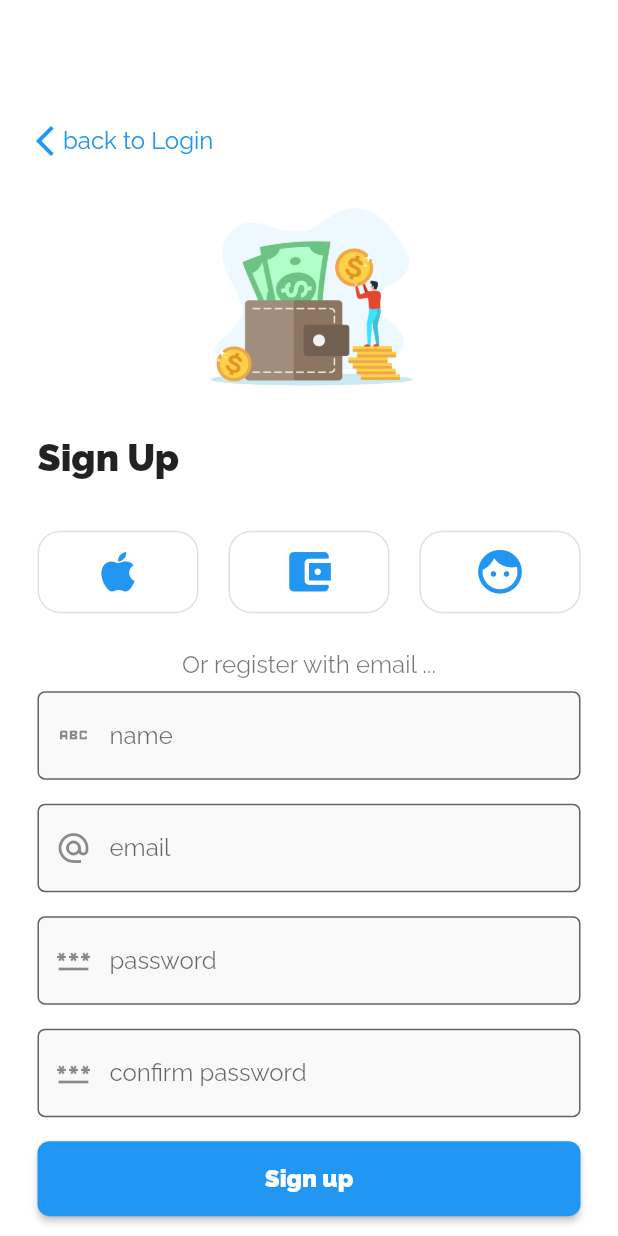
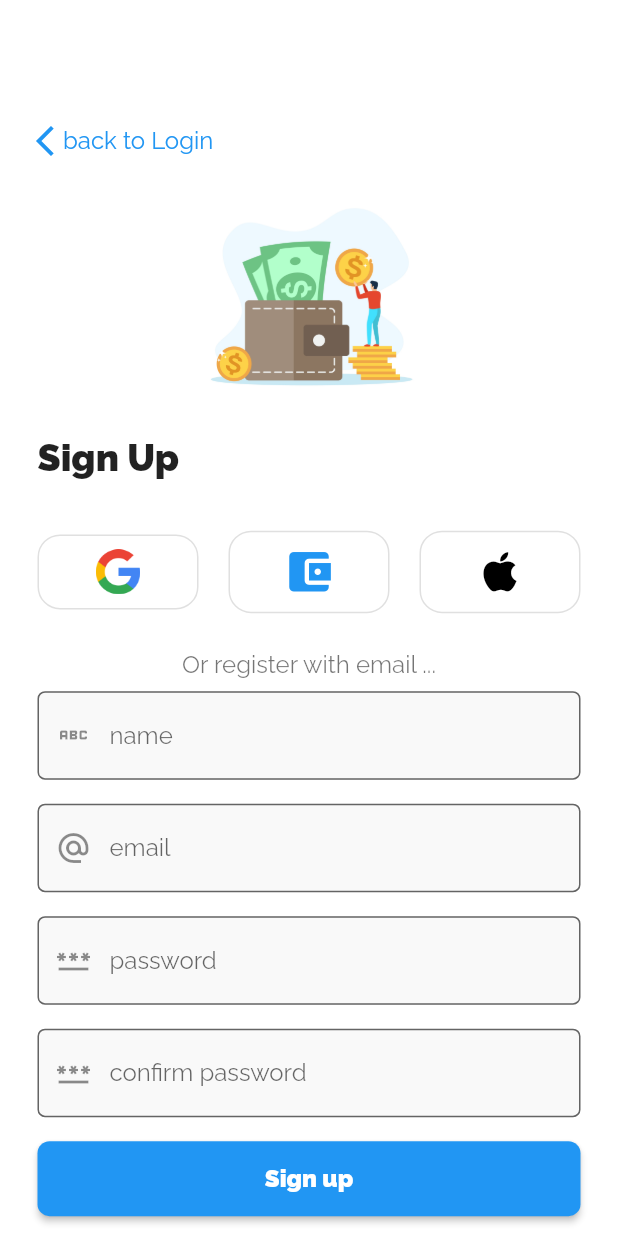
Before and after one commit to lazyKT/future, a Flutter app: the screen it shows after launch, after a tap on "Register", on a phone screen of 412 x 824 dp. Run offline on Flutter 3.47's test engine with Material 2 defaults, Android fonts, the phone set to English and light mode, and no system bars; our stand-ins replace firebase_auth, firebase_core, google_sign_in; accounts and stored records are empty.

```diff
--- a/lib/main.dart
+++ b/lib/main.dart
@@ -1,8 +1,14 @@
 import 'package:flutter/material.dart';
-import 'package:future/pages/app.dart';
 import 'package:future/pages/auth/login.dart';
+import 'package:firebase_core/firebase_core.dart';
+import 'firebase_options.dart';
 
-void main() {
+void main() async {
+  WidgetsFlutterBinding.ensureInitialized();
+  await Firebase.initializeApp(
+    options: DefaultFirebaseOptions.currentPlatform,
+  );
+
   runApp(const MyApp());
 }
 
--- a/lib/pages/auth/login.dart
+++ b/lib/pages/auth/login.dart
@@ -1,5 +1,6 @@
 import 'package:flutter/material.dart';
 import 'package:future/pages/auth/register.dart';
+import 'package:future/pages/auth/utils.dart';
 
 class Login extends StatefulWidget {
 
@@ -151,10 +152,21 @@ class _LoginState extends State<Login> {
                                 Expanded(
                                   flex: 1,
                                   child: OutlinedButton(
-                                    onPressed: () {},
+                                    onPressed: () {
+                                      SocialSignIn.signInWithGoogle();
+                                    },
+                                    style: OutlinedButton.styleFrom(
+                                      shape: RoundedRectangleBorder(
+                                          borderRadius: BorderRadius.circular(10.00)
+                                      )
+                                    ),
                                     child: const Padding(
                                       padding: EdgeInsets.symmetric(vertical: 10.00, horizontal: 20.00),
-                                      child: Icon(Icons.apple, size: 35,),
+                                      child: Image(
+                                          width: 50,
+                                          height: 30,
+                                          image: AssetImage('lib/assets/google_logo.png')
+                                      )
                                     ),
                                   ),
                                 ),
@@ -163,9 +175,18 @@ class _LoginState extends State<Login> {
                                   flex: 1,
                                   child: OutlinedButton(
                                     onPressed: () {},
+                                    style: OutlinedButton.styleFrom(
+                                      shape: RoundedRectangleBorder(
+                                          borderRadius: BorderRadius.circular(10.00)
+                                      )
+                                    ),
                                     child: const Padding(
                                       padding: EdgeInsets.symmetric(vertical: 10.00, horizontal: 20.00),
-                                      child: Icon(Icons.account_balance_wallet, size: 35,),
+                                      child: Image(
+                                        width: 50,
+                                        height: 30,
+                                        image: AssetImage('lib/assets/facebook_logo.png',)
+                                      )
                                     ),
                                   ),
                                 ),
@@ -174,9 +195,14 @@ class _LoginState extends State<Login> {
                                   flex: 1,
                                   child: OutlinedButton(
                                     onPressed: () {},
+                                    style: OutlinedButton.styleFrom(
+                                      shape: RoundedRectangleBorder(
+                                        borderRadius: BorderRadius.circular(10.00)
+                                      )
+                                    ),
                                     child: const Padding(
                                       padding: EdgeInsets.symmetric(vertical: 10.00, horizontal: 20.00),
-                                      child: Icon(Icons.face, size: 35,),
+                                      child: Icon(Icons.apple, size: 35, color: Colors.black,),
                                     ),
                                   ),
                                 ),
--- a/lib/pages/auth/register.dart
+++ b/lib/pages/auth/register.dart
@@ -1,4 +1,5 @@
 import 'package:flutter/material.dart';
+import 'package:future/pages/auth/utils.dart';
 
 class Register extends StatefulWidget {
 
@@ -78,7 +79,9 @@ class _RegisterState extends State<Register> {
                               Expanded(
                                 flex: 1,
                                 child: OutlinedButton(
-                                  onPressed: () {},
+                                  onPressed: () {
+                                    SocialSignIn.signInWithGoogle();
+                                  },
                                   style: OutlinedButton.styleFrom(
                                       shape: RoundedRectangleBorder(
                                           borderRadius: BorderRadius.circular(15.00)
@@ -86,7 +89,11 @@ class _RegisterState extends State<Register> {
                                   ),
                                   child: const Padding(
                                     padding: EdgeInsets.symmetric(vertical: 10.00, horizontal: 20.00),
-                                    child: Icon(Icons.apple, size: 35,),
+                                    child: Image(
+                                      width: 50,
+                                      height: 30,
+                                      image: AssetImage('lib/assets/google_logo.png',)
+                                    ),
                                   ),
                                 ),
                               ),
@@ -118,7 +125,7 @@ class _RegisterState extends State<Register> {
                                   ),
                                   child: const Padding(
                                     padding: EdgeInsets.symmetric(vertical: 10.00, horizontal: 20.00),
-                                    child: Icon(Icons.face, size: 35,),
+                                    child: Icon(Icons.apple, size: 35, color: Colors.black,),
                                   ),
                                 ),
                               ),
--- a/pubspec.yaml
+++ b/pubspec.yaml
@@ -36,6 +36,10 @@ dependencies:
   # Use with the CupertinoIcons class for iOS style icons.
   cupertino_icons: ^1.0.2
   uuid: ^3.0.6
+  google_sign_in: ^6.1.4
+  flutter_facebook_auth: ^6.0.0
+  firebase_core: ^2.14.0
+  firebase_auth: ^4.6.3
 
 dev_dependencies:
   flutter_test:
@@ -66,6 +70,8 @@ flutter:
           weight: 700
   assets:
    - lib/assets/login.jpg
+   - lib/assets/google_logo.png
+   - lib/assets/facebook_logo.png
   #   - images/a_dot_ham.jpeg
 
   # An image asset can refer to one or more resolution-specific "variants", see
```
Also changed, not shown: lib/dto/user.dart (+11 -3 lines), lib/pages/auth/utils.dart (added, +18 -0 lines), lib/assets/facebook_logo.png (added), lib/assets/google_logo.png (added), lib/firebase_options.dart (added), pubspec.lock, 14 other files.
